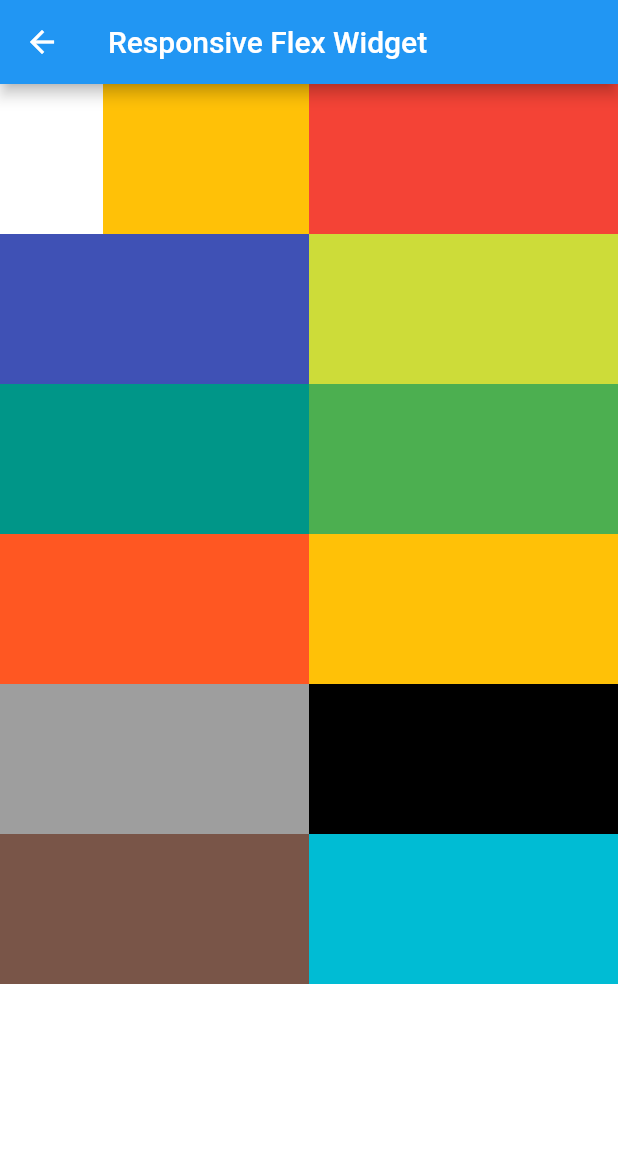
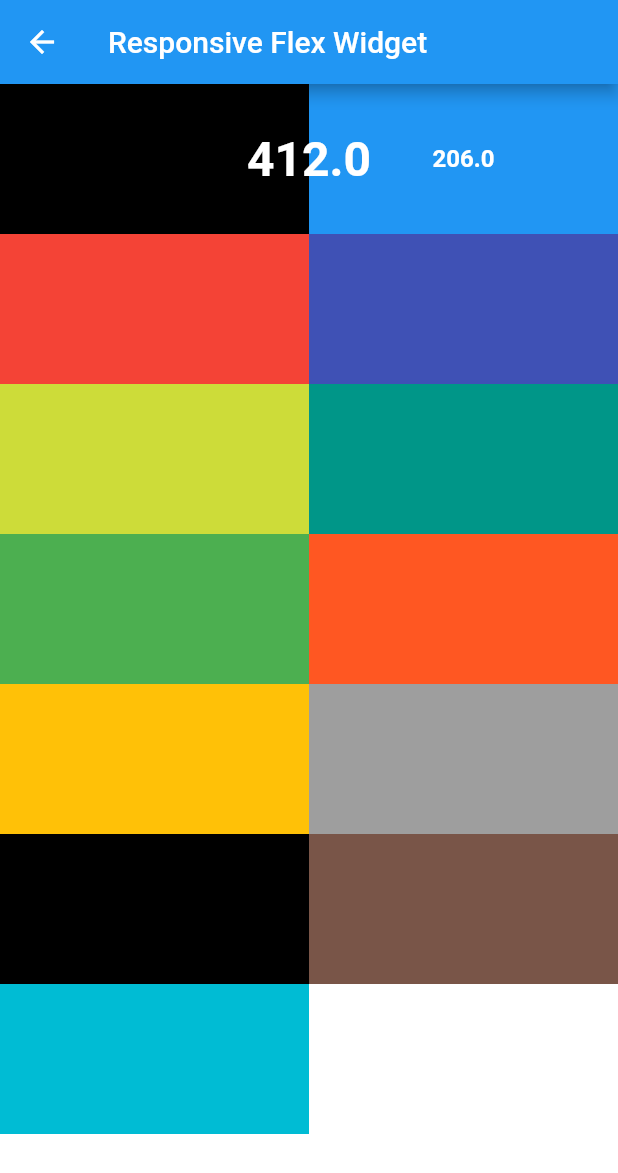
Before and after one commit to flutter-es/responsive, a Flutter app: the screen it shows after launch, after a tap on "Flexi Widget Demo", on a phone screen of 412 x 824 dp. Shown: the top 1173 px of the screen. Run offline on Flutter 3.47's test engine with Material 2 defaults, Android fonts, the phone set to English and light mode, and no system bars; network calls fail.

```diff
--- a/example/lib/flexibe_row_demo.dart
+++ b/example/lib/flexibe_row_demo.dart
@@ -1,5 +1,6 @@
 import 'package:flutter/material.dart';
 import 'package:responsive/flex_widget.dart';
+import 'package:responsive/responsive.dart';
 import 'package:responsive/responsive_row.dart';
 
 class FlexibleRowDemo extends StatelessWidget {
@@ -17,20 +18,60 @@ class FlexibleRowDemo extends StatelessWidget {
             crossAxisAlignment: WrapCrossAlignment.center,
             children: <Widget>[
               FlexWidget(
-                child: Container(
-                  height: 100,
-                  color: Colors.amber,
-                ),
-                xs: 4,
-                xsOffset: 2,
-                sm: 3,
-                md: 2,
-                lg: 1,
-                xsLand: 4,
-                xsLandOffset: 0,
-                smLand: 2,
-                mdLand: 1,
-                lgLand: 1,
+                builder: ((BuildContext context, double width, double offset,
+                    ScreenSize screenSize) {
+                  return Container(
+                    color: Colors.green,
+                    width: width,
+                    alignment: Alignment.center,
+                    child: Stack(
+                      alignment: Alignment.center,
+                      children: <Widget>[
+                        ResponsiveRow(
+                          children: <Widget>[
+                            FlexWidget(
+                              xs: 6,
+                              child: Container(
+                                color: Colors.black,
+                                height: 100,
+                              ),
+                            ),
+                            FlexWidget(
+                              xs: 6,
+                              builder: (BuildContext context, double width,
+                                  double offset, ScreenSize screenSize) {
+                                return Container(
+                                  alignment: Alignment.center,
+                                  child: Text(
+                                    width.toString(),
+                                    style: TextStyle(
+                                        color: Colors.white,
+                                        fontSize: 16,
+                                        fontWeight: FontWeight.bold),
+                                  ),
+                                  color: Colors.blue,
+                                  width: width,
+                                  height: 100,
+                                );
+                              },
+                            ),
+                          ],
+                        ),
+                        Center(
+                          child: Text(
+                            width.toString(),
+                            style: TextStyle(
+                                color: Colors.white,
+                                fontSize: 32,
+                                fontWeight: FontWeight.bold),
+                          ),
+                        ),
+                      ],
+                    ),
+                  );
+                }),
+                xs: 12,
+                md: 12,
               ),
               FlexWidget(
                 child: Container(
--- a/lib/flex_builder.dart
+++ b/lib/flex_builder.dart
@@ -68,12 +68,14 @@ class FlexBuilderWidget extends StatelessWidget with Responsive {
 
   @override
   Widget build(BuildContext context) {
-    final size = MediaQuery.of(context).size;
+    Size size = MediaQuery.of(context).size;
     final orientation = MediaQuery.of(context).orientation;
     final settings = ResponsiveRowSettings.of(context);
-    /*  if (settings == null) {
-      throw Exception("The FlexWidget is not into a ResponsiveRow");
-    } */
+    final flexSettings = FlexWidgetSettings.of(context);
+    if (flexSettings?.size != null) {
+      size = flexSettings.size;
+      print(size);
+    }
     final columnsCount = settings != null ? settings.columnsCount : 12;
     final gridSizeValue = Responsive.gridSize(size.width);
     if (columns[gridSizeValue] > columnsCount) {
@@ -83,10 +85,27 @@ class FlexBuilderWidget extends StatelessWidget with Responsive {
 
     final offset = calcOffset(size, orientation, columnsCount);
     final width = calcWidth(size, orientation, columnsCount);
-    return this.builder(
+    final flexSize = Size(width, size.height);
+    return FlexWidgetSettings(
+      child: this.builder(
         context,
-        width, offset,
-        ScreenSize.values[Responsive.gridSize(width)-1],
-      );
+        width,
+        offset,
+        ScreenSize.values[Responsive.gridSize(width) - 1],
+      ),
+      size: flexSize,
+    );
   }
 }
+
+class FlexWidgetSettings extends InheritedWidget {
+  final Size size;
+  FlexWidgetSettings({this.size, Widget child}) : super(child: child);
+
+  @override
+  bool updateShouldNotify(FlexWidgetSettings old) => size != old.size;
+
+  static FlexWidgetSettings of(BuildContext context) {
+    return context.dependOnInheritedWidgetOfExactType<FlexWidgetSettings>();
+  }
+}
--- a/lib/flex_widget.dart
+++ b/lib/flex_widget.dart
@@ -3,91 +3,72 @@
 // found in the LICENSE file.
 
 import 'package:flutter/widgets.dart';
+import 'package:responsive/flex_builder.dart';
 import 'package:responsive/responsive.dart';
-import 'package:responsive/responsive_row.dart';
 
 // ignore: must_be_immutable
-class FlexWidget extends StatelessWidget with Responsive {
-  /// Child for apply the flex Columns
-  final Widget child;
-
+class FlexWidget extends FlexBuilderWidget {
   FlexWidget(
-      {this.child,
+      {Widget child,
+      FlexBuilder builder,
       xs = 12,
       xsOffset = 0,
       xsLand,
       xsLandOffset,
-      sm = 6,
+      sm,
       smOffset = 0,
       smLand,
       smLandOffset,
-      md = 6,
+      md,
       mdOffset = 0,
       mdLand,
       mdLandOffset,
-      lg = 3,
+      lg,
       lgOffset = 0,
       lgLand,
       lgLandOffset,
-      xl = 3,
+      xl,
       xlOffset = 0,
       xlLand,
-      xlLandOffset}) {
-    columns = Columns(
-      xs: xs,
-      sm: sm,
-      md: md,
-      lg: lg,
-      xl: xl,
-    ).values;
-    columnsLand = Columns(
-      xs: xsLand ?? xs,
-      sm: smLand ?? sm,
-      md: mdLand ?? md,
-      lg: lgLand ?? lg,
-      xl: xlLand ?? xl,
-    ).values;
-    offsets[Responsive.xs] = xsOffset;
-    offsets[Responsive.sm] = smOffset;
-    offsets[Responsive.md] = mdOffset;
-    offsets[Responsive.lg] = lgOffset;
-    offsets[Responsive.xl] = xlOffset;
-    offsetsLand[Responsive.xs] = xsLandOffset ?? xsOffset;
-    offsetsLand[Responsive.sm] = smLandOffset ?? smOffset;
-    offsetsLand[Responsive.md] = mdLandOffset ?? mdOffset;
-    offsetsLand[Responsive.lg] = lgLandOffset ?? lgOffset;
-    offsetsLand[Responsive.xl] = xlLandOffset ?? xlOffset;
-  }
-
-  @override
-  Widget build(BuildContext context) {
-    final size = MediaQuery.of(context).size;
-    final orientation = MediaQuery.of(context).orientation;
-    final settings = ResponsiveRowSettings.of(context);
-   /*  if (settings == null) {
-      throw Exception("The FlexWidget is not into a ResponsiveRow");
-    } */
-    final columnsCount = settings != null ? settings.columnsCount : 12;
-    final gridSizeValue = Responsive.gridSize(size.width);
-    if (columns[gridSizeValue] > columnsCount) {
-      throw Exception(
-          "${gridName[gridSizeValue]} is bigger than columnsCount: ${columns[gridSizeValue]}  > $columnsCount");
-    }
-
-    final offset = calcOffset(size, orientation, columnsCount);
+      xlLandOffset})
+      : assert(builder == null || child == null),
+        super(
+            builder: builder ??
+                (BuildContext context, double width, double offset,
+                    ScreenSize screenSize) {
                   if (offset > 0.0) {
                     return Container(
                       margin: EdgeInsets.only(left: offset),
                       child: SizedBox(
-          width: calcWidth(size, orientation, columnsCount),
-          child: this.child,
+                        width: width,
+                        child: child,
                       ),
                     );
                   } else {
                     return SizedBox(
-        width: calcWidth(size, orientation, columnsCount),
-        child: this.child,
+                      width: width,
+                      child: child,
                     );
                   }
+                },
+            xs: xs,
+            xsOffset: xsOffset,
+            xsLand: xsLand,
+            xsLandOffset: xsLandOffset,
+            sm: sm,
+            smOffset: smOffset,
+            smLand: smLand,
+            smLandOffset: smLandOffset,
+            md: md,
+            mdOffset: mdOffset,
+            mdLand: mdLand,
+            mdLandOffset: mdLandOffset,
+            lg: lg,
+            lgOffset: lgOffset,
+            lgLand: lgLand,
+            lgLandOffset: lgLandOffset,
+            xl: xl,
+            xlOffset: xlOffset,
+            xlLand: xlLand,
+            xlLandOffset: xlLandOffset);
 }
-}
--- a/lib/responsive_row.dart
+++ b/lib/responsive_row.dart
@@ -148,7 +148,6 @@ class ResponsiveRow extends StatelessWidget {
   /// the widgets, so that the framework can match old configurations to new
   /// configurations and maintain the underlying render objects.
   final List<Widget> children;
-
   ResponsiveRow(
       {this.children,
       this.columnsCount = 12,
```
Also changed, not shown: example/pubspec.lock, pubspec.lock. Lines whose indentation alone changed are shown as unchanged.
